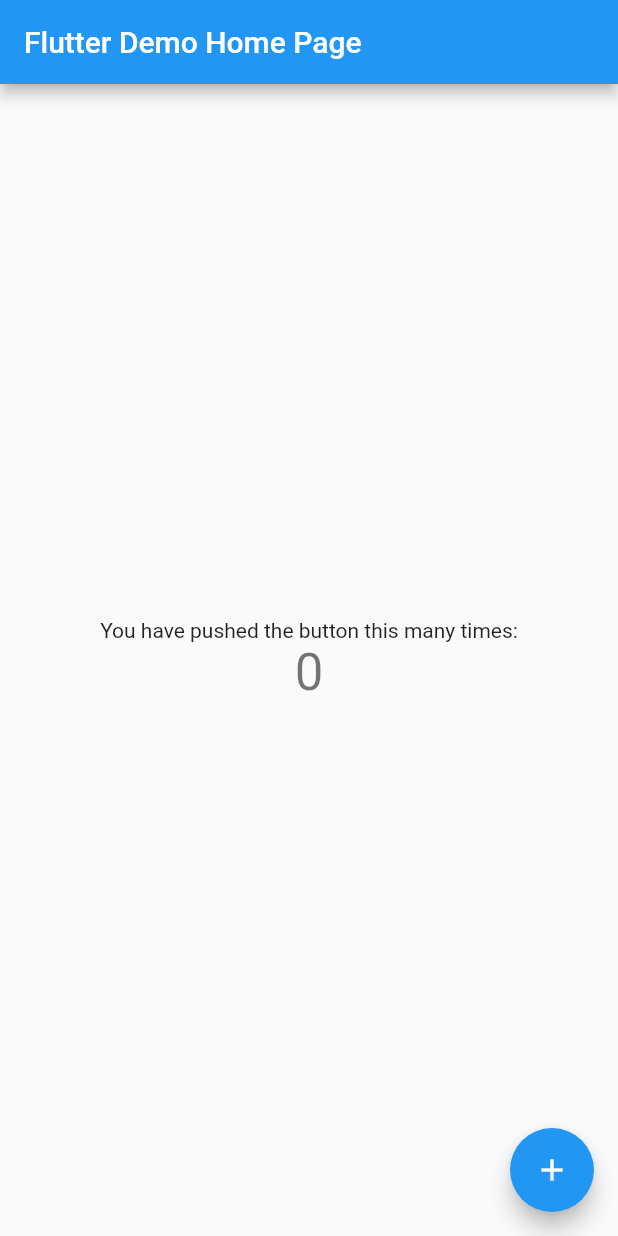
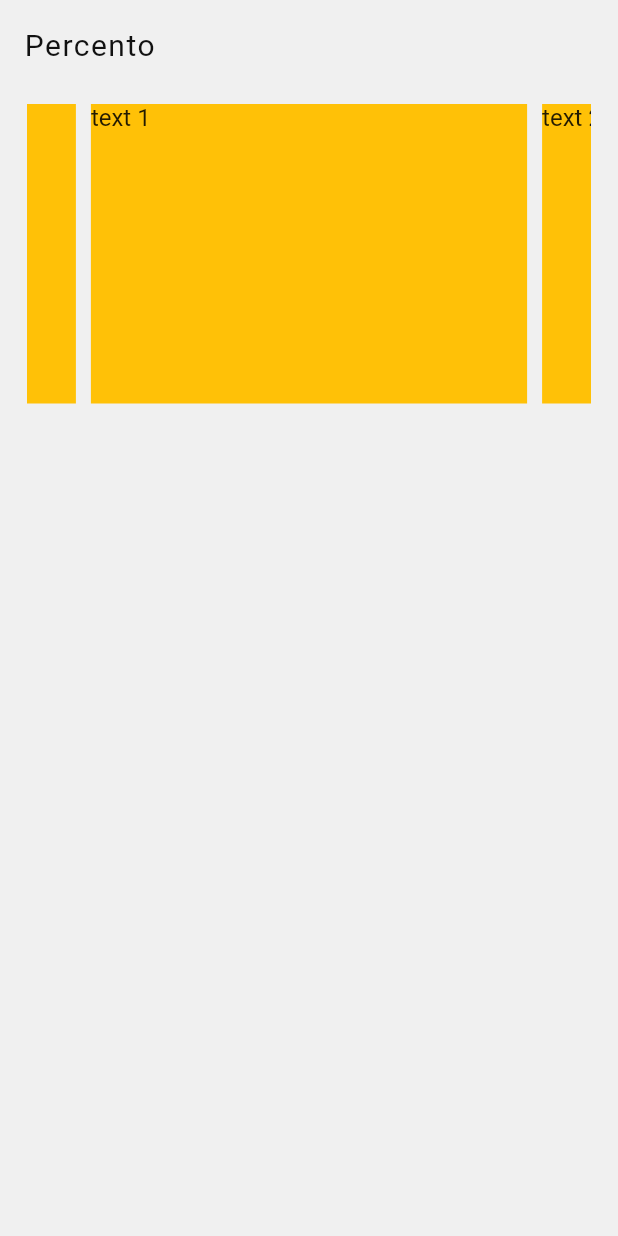
Before and after one commit to sweeetlatte/flutter-percento, a Flutter app: the screen it shows after launch, on a phone screen of 412 x 824 dp. Run offline on Flutter 3.47's test engine with Material 2 defaults, Android fonts, the phone set to English and light mode, and no system bars; drawn by our look-alikes of carousel_slider; network calls fail.

Commit message:
feat: slider, getSlider from api

```diff
--- /dev/null
+++ b/lib/config/const.dart
@@ -0,0 +1,5 @@
+import 'package:flutter/material.dart';
+
+const pNeutral0 = Color(0xffffffff);
+const pNeutral1 = Color(0xfff0f0f0);
+const pNeutral2 = Color(0xff111111);
--- a/lib/main.dart
+++ b/lib/main.dart
@@ -1,115 +1,19 @@
 import 'package:flutter/material.dart';
+import 'package:percento/pages/home/home.dart';
+import 'package:percento/providers/slider.dart';
+import 'package:provider/provider.dart';
 
-void main() {
-  runApp(const MyApp());
+void main(List<String> args) {
+  runApp(MultiProvider(
+    providers: [
+      ChangeNotifierProvider(create: (_) => SliderProvider()),
+    ],
+    child: MaterialApp(
+      debugShowCheckedModeBanner: false,
+      initialRoute: HomePage.routeName,
+      routes: {
+        HomePage.routeName: (context) => const HomePage(),
+      },
+    ),
+  ));
 }
-
-class MyApp extends StatelessWidget {
-  const MyApp({super.key});
-
-  // This widget is the root of your application.
-  @override
-  Widget build(BuildContext context) {
-    return MaterialApp(
-      title: 'Flutter Demo',
-      theme: ThemeData(
-        // This is the theme of your application.
-        //
-        // Try running your application with "flutter run". You'll see the
-        // application has a blue toolbar. Then, without quitting the app, try
-        // changing the primarySwatch below to Colors.green and then invoke
-        // "hot reload" (press "r" in the console where you ran "flutter run",
-        // or simply save your changes to "hot reload" in a Flutter IDE).
-        // Notice that the counter didn't reset back to zero; the application
-        // is not restarted.
-        primarySwatch: Colors.blue,
-      ),
-      home: const MyHomePage(title: 'Flutter Demo Home Page'),
-    );
-  }
-}
-
-class MyHomePage extends StatefulWidget {
-  const MyHomePage({super.key, required this.title});
-
-  // This widget is the home page of your application. It is stateful, meaning
-  // that it has a State object (defined below) that contains fields that affect
-  // how it looks.
-
-  // This class is the configuration for the state. It holds the values (in this
-  // case the title) provided by the parent (in this case the App widget) and
-  // used by the build method of the State. Fields in a Widget subclass are
-  // always marked "final".
-
-  final String title;
-
-  @override
-  State<MyHomePage> createState() => _MyHomePageState();
-}
-
-class _MyHomePageState extends State<MyHomePage> {
-  int _counter = 0;
-
-  void _incrementCounter() {
-    setState(() {
-      // This call to setState tells the Flutter framework that something has
-      // changed in this State, which causes it to rerun the build method below
-      // so that the display can reflect the updated values. If we changed
-      // _counter without calling setState(), then the build method would not be
-      // called again, and so nothing would appear to happen.
-      _counter++;
-    });
-  }
-
-  @override
-  Widget build(BuildContext context) {
-    // This method is rerun every time setState is called, for instance as done
-    // by the _incrementCounter method above.
-    //
-    // The Flutter framework has been optimized to make rerunning build methods
-    // fast, so that you can just rebuild anything that needs updating rather
-    // than having to individually change instances of widgets.
-    return Scaffold(
-      appBar: AppBar(
-        // Here we take the value from the MyHomePage object that was created by
-        // the App.build method, and use it to set our appbar title.
-        title: Text(widget.title),
-      ),
-      body: Center(
-        // Center is a layout widget. It takes a single child and positions it
-        // in the middle of the parent.
-        child: Column(
-          // Column is also a layout widget. It takes a list of children and
-          // arranges them vertically. By default, it sizes itself to fit its
-          // children horizontally, and tries to be as tall as its parent.
-          //
-          // Invoke "debug painting" (press "p" in the console, choose the
-          // "Toggle Debug Paint" action from the Flutter Inspector in Android
-          // Studio, or the "Toggle Debug Paint" command in Visual Studio Code)
-          // to see the wireframe for each widget.
-          //
-          // Column has various properties to control how it sizes itself and
-          // how it positions its children. Here we use mainAxisAlignment to
-          // center the children vertically; the main axis here is the vertical
-          // axis because Columns are vertical (the cross axis would be
-          // horizontal).
-          mainAxisAlignment: MainAxisAlignment.center,
-          children: <Widget>[
-            const Text(
-              'You have pushed the button this many times:',
-            ),
-            Text(
-              '$_counter',
-              style: Theme.of(context).textTheme.headline4,
-            ),
-          ],
-        ),
-      ),
-      floatingActionButton: FloatingActionButton(
-        onPressed: _incrementCounter,
-        tooltip: 'Increment',
-        child: const Icon(Icons.add),
-      ), // This trailing comma makes auto-formatting nicer for build methods.
-    );
-  }
-}
--- /dev/null
+++ b/lib/pages/home/home.dart
@@ -0,0 +1,36 @@
+import 'package:flutter/material.dart';
+import 'package:percento/config/const.dart';
+import 'package:percento/pages/home/widgets/home_slider.dart';
+
+class HomePage extends StatelessWidget {
+  static const routeName = '/';
+  const HomePage({super.key});
+
+  @override
+  Widget build(BuildContext context) {
+    return Scaffold(
+      appBar: AppBar(
+        toolbarHeight: 60,
+        title: const Text(
+          'Percento',
+          style: TextStyle(
+              color: pNeutral2,
+              fontWeight: FontWeight.w400,
+              fontSize: 20,
+              letterSpacing: 1),
+        ),
+        backgroundColor: pNeutral1,
+        elevation: 0,
+      ),
+      body: Container(
+        color: pNeutral1,
+        padding: EdgeInsets.only(top: 9),
+        child: Column(
+          children: [
+            HomeSlider(),
+          ],
+        ),
+      ),
+    );
+  }
+}
--- /dev/null
+++ b/lib/pages/home/widgets/home_slider.dart
@@ -0,0 +1,51 @@
+import 'package:carousel_slider/carousel_slider.dart';
+import 'package:flutter/material.dart';
+import 'package:percento/providers/slider.dart';
+import 'package:provider/provider.dart';
+
+class HomeSlider extends StatefulWidget {
+  const HomeSlider({super.key});
+
+  @override
+  State<HomeSlider> createState() => _HomeSliderState();
+}
+
+class _HomeSliderState extends State<HomeSlider> {
+  late Future sliderFuture;
+
+  @override
+  void didChangeDependencies() {
+    sliderFuture = Provider.of<SliderProvider>(context).getSlider();
+    super.didChangeDependencies();
+  }
+
+  @override
+  Widget build(BuildContext context) {
+    return Padding(
+      padding: const EdgeInsets.fromLTRB(18, 0, 18, 12),
+      child: FutureBuilder(
+        future: sliderFuture,
+        initialData: [],
+        builder: (context, asyncData) {
+          return CarouselSlider(
+            options: CarouselOptions(height: 200.0),
+            items: [1, 2, 3, 4, 5].map((i) {
+              return Builder(
+                builder: (BuildContext context) {
+                  return Container(
+                      width: MediaQuery.of(context).size.width,
+                      margin: EdgeInsets.symmetric(horizontal: 5.0),
+                      decoration: BoxDecoration(color: Colors.amber),
+                      child: Text(
+                        'text $i',
+                        style: TextStyle(fontSize: 16.0),
+                      ));
+                },
+              );
+            }).toList(),
+          );
+        },
+      ),
+    );
+  }
+}
--- a/pubspec.yaml
+++ b/pubspec.yaml
@@ -36,6 +36,9 @@ dependencies:
   # The following adds the Cupertino Icons font to your application.
   # Use with the CupertinoIcons class for iOS style icons.
   cupertino_icons: ^1.0.2
+  carousel_slider: ^4.1.1
+  provider: ^6.0.4
+  http: ^0.13.5
 
 dev_dependencies:
   flutter_test:
```
Also changed, not shown: lib/models/slider.dart (added, +35 -0 lines), lib/providers/slider.dart (added, +13 -0 lines), pubspec.lock, 1 other file.
